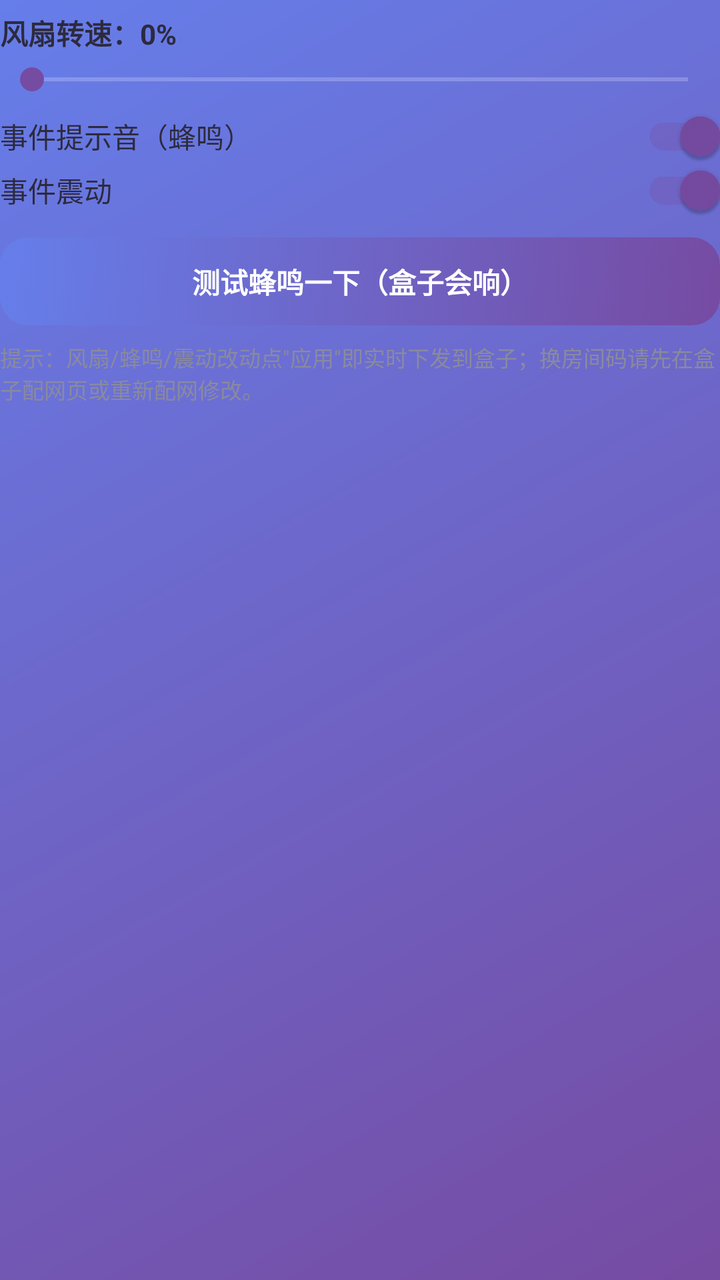
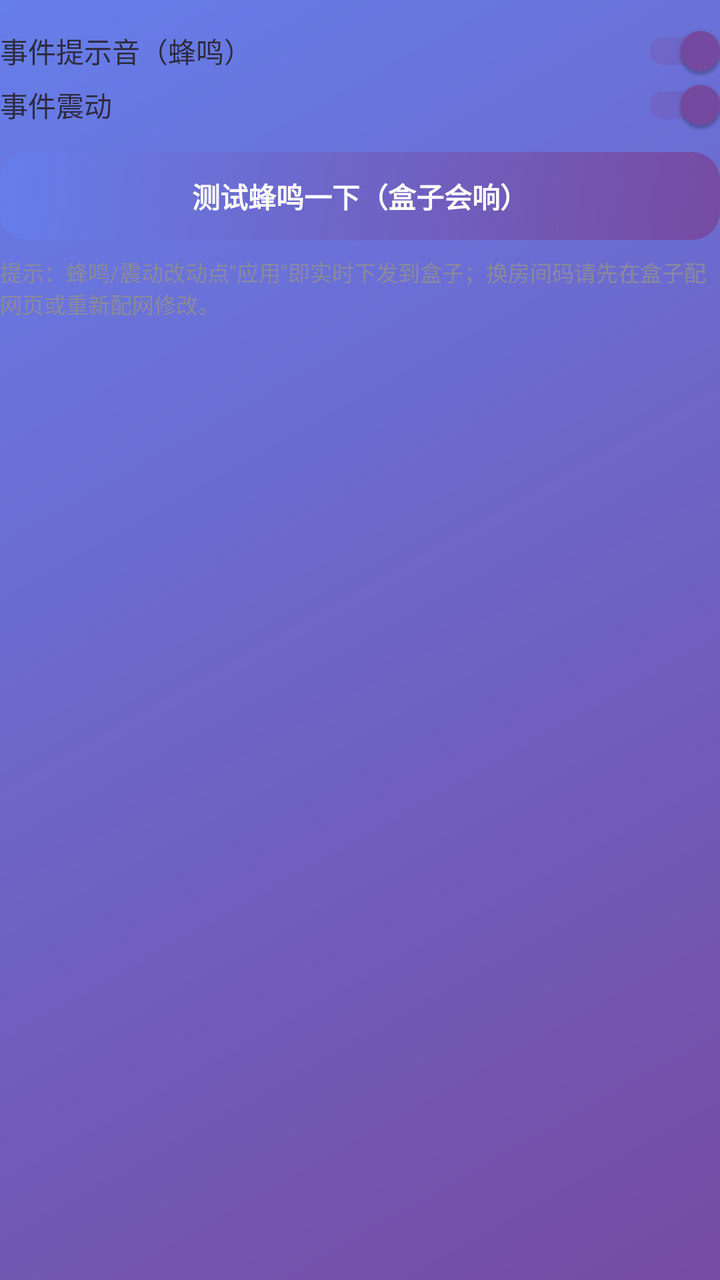

Before-and-after screenshots of an Android layout around one commit, followed by the original layout XML and the change that was made.
<!-- AndroidManifest.xml: application theme Theme.RCViewer -->
<!-- res/layout/dialog_box_settings.xml -->
<?xml version="1.0" encoding="utf-8"?>
<LinearLayout xmlns:android="http://schemas.android.com/apk/res/android"
    android:layout_width="match_parent"
    android:layout_height="wrap_content"
    android:orientation="vertical"
    android:paddingTop="6dp">

    
    <TextView
        android:id="@+id/fanValue"
        android:layout_width="wrap_content"
        android:layout_height="wrap_content"
        android:text="风扇转速：0%"
        android:textColor="@color/ink"
        android:textSize="14sp"
        android:textStyle="bold" />

    <SeekBar
        android:id="@+id/fanSeek"
        android:layout_width="match_parent"
        android:layout_height="wrap_content"
        android:layout_marginTop="4dp"
        android:max="100"
        android:progress="0" />

    
    <androidx.appcompat.widget.SwitchCompat
        android:id="@+id/buzzSwitch"
        android:layout_width="match_parent"
        android:layout_height="wrap_content"
        android:layout_marginTop="6dp"
        android:checked="true"
        android:text="事件提示音（蜂鸣）"
        android:textColor="@color/ink"
        android:textSize="14sp" />

    <androidx.appcompat.widget.SwitchCompat
        android:id="@+id/vibSwitch"
        android:layout_width="match_parent"
        android:layout_height="wrap_content"
        android:checked="true"
        android:text="事件震动"
        android:textColor="@color/ink"
        android:textSize="14sp" />

    
    <Button
        android:id="@+id/beepBtn"
        android:layout_width="match_parent"
        android:layout_height="44dp"
        android:layout_marginTop="10dp"
        android:background="@drawable/bg_btn_primary"
        android:stateListAnimator="@null"
        android:text="测试蜂鸣一下（盒子会响）"
        android:textColor="#FFFFFF"
        android:textStyle="bold" />

    <TextView
        android:layout_width="match_parent"
        android:layout_height="wrap_content"
        android:layout_marginTop="8dp"
        android:text="提示：风扇/蜂鸣/震动改动点&quot;应用&quot;即实时下发到盒子；换房间码请先在盒子配网页或重新配网修改。"
        android:textColor="@color/sub"
        android:textSize="11sp" />

</LinearLayout>
<!-- resources referenced by this layout -->
<resources>
  <color name="ink">#2d2a3e</color>
  <color name="sub">#8a8a9e</color>
  <!-- drawable bg_btn_primary (drawable) -->
  <?xml version="1.0" encoding="utf-8"?>
  <selector xmlns:android="http://schemas.android.com/apk/res/android">
      <item android:state_pressed="true">
          <shape>
              <gradient android:angle="315"
                  android:startColor="#5568d5" android:endColor="#6a4396" />
              <corners android:radius="14dp" />
          </shape>
      </item>
      <item>
          <shape>
              <gradient android:angle="315"
                  android:startColor="@color/brand_start" android:endColor="@color/brand_end" />
              <corners android:radius="14dp" />
          </shape>
      </item>
  </selector>
  <style name="Theme.RCViewer" parent="Theme.AppCompat.NoActionBar">
          <item name="colorPrimary">@color/brand_start</item>
          <item name="colorPrimaryDark">@color/brand_deep</item>
          <item name="colorAccent">@color/brand_end</item>
          <item name="android:statusBarColor">@color/brand_deep</item>
          <item name="android:windowBackground">@drawable/bg_gradient</item>
          <item name="android:textColorHint">#9a97ad</item>
      </style>
  <color name="brand_start">#667eea</color>
  <color name="brand_end">#764ba2</color>
  <color name="brand_deep">#5a63d6</color>
  <!-- drawable bg_gradient (drawable) -->
  <?xml version="1.0" encoding="utf-8"?>
  <shape xmlns:android="http://schemas.android.com/apk/res/android">
      <gradient
          android:angle="315"
          android:startColor="@color/brand_start"
          android:endColor="@color/brand_end"
          android:type="linear" />
  </shape>
</resources>

<!-- the commit's change to res/layout/dialog_box_settings.xml (unified diff, before → after) -->
@@ -4,24 +4,6 @@
     android:layout_height="wrap_content"
     android:orientation="vertical"
     android:paddingTop="6dp">
-
-    
-    <TextView
-        android:id="@+id/fanValue"
-        android:layout_width="wrap_content"
-        android:layout_height="wrap_content"
-        android:text="风扇转速：0%"
-        android:textColor="@color/ink"
-        android:textSize="14sp"
-        android:textStyle="bold" />
-
-    <SeekBar
-        android:id="@+id/fanSeek"
-        android:layout_width="match_parent"
-        android:layout_height="wrap_content"
-        android:layout_marginTop="4dp"
-        android:max="100"
-        android:progress="0" />
 
     
     <androidx.appcompat.widget.SwitchCompat
@@ -59,7 +41,7 @@
         android:layout_width="match_parent"
         android:layout_height="wrap_content"
         android:layout_marginTop="8dp"
-        android:text="提示：风扇/蜂鸣/震动改动点&quot;应用&quot;即实时下发到盒子；换房间码请先在盒子配网页或重新配网修改。"
+        android:text="提示：蜂鸣/震动改动点&quot;应用&quot;即实时下发到盒子；换房间码请先在盒子配网页或重新配网修改。"
         android:textColor="@color/sub"
         android:textSize="11sp" />
 
